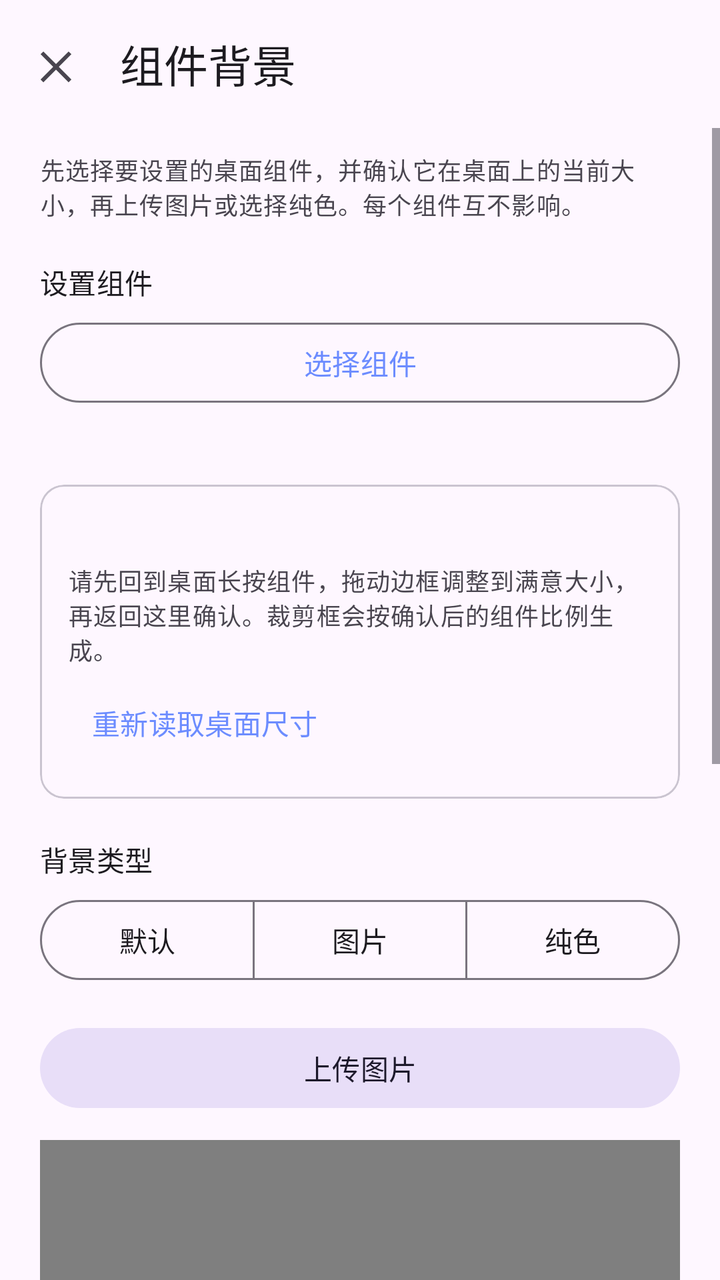
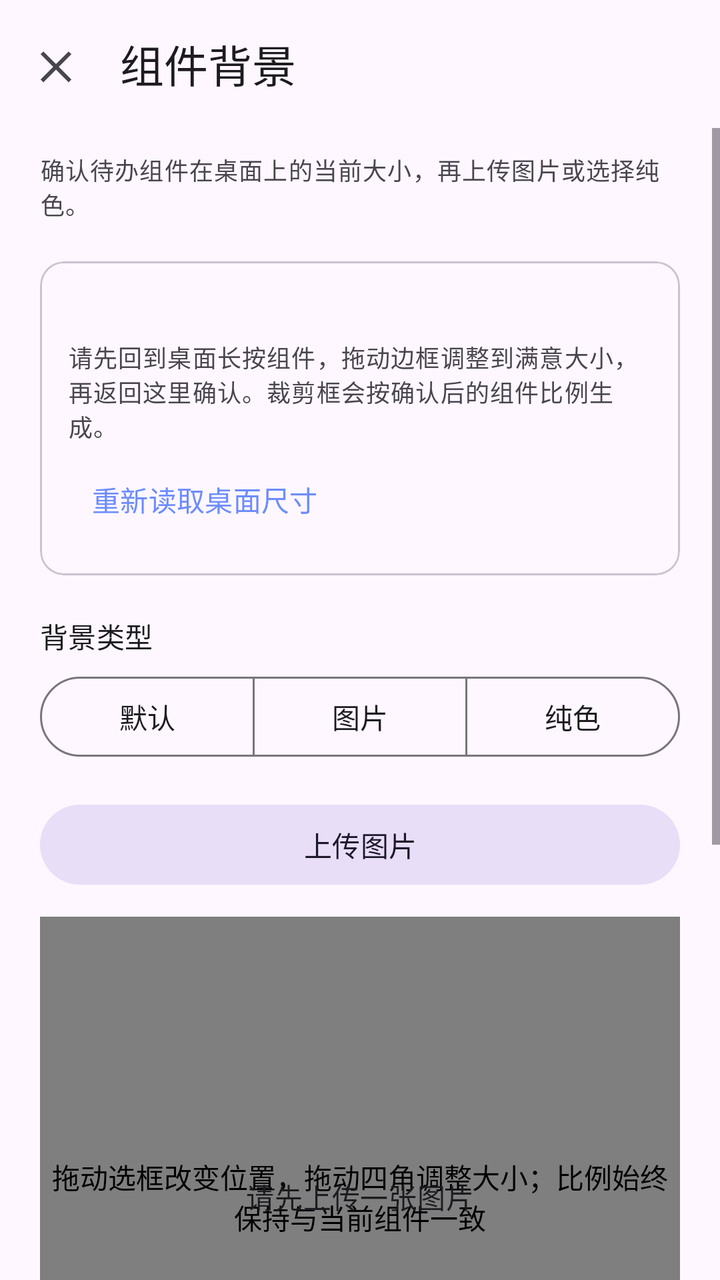

Screens rendered from an Android XML layout before and after an edit, with the pre-edit source and the edit as a unified diff.
<!-- AndroidManifest.xml: application theme Theme.GlassTodo -->
<!-- res/layout/activity_widget_background.xml -->
<?xml version="1.0" encoding="utf-8"?>
<LinearLayout xmlns:android="http://schemas.android.com/apk/res/android"
    xmlns:app="http://schemas.android.com/apk/res-auto"
    android:layout_width="match_parent"
    android:layout_height="match_parent"
    android:orientation="vertical">

    <com.google.android.material.appbar.MaterialToolbar
        android:id="@+id/toolbar"
        android:layout_width="match_parent"
        android:layout_height="?attr/actionBarSize"
        android:background="?attr/colorSurface"
        app:navigationIcon="@drawable/ic_clear"
        app:title="@string/background_setup_title" />

    <ScrollView
        android:layout_width="match_parent"
        android:layout_height="0dp"
        android:layout_weight="1"
        android:clipToPadding="false"
        android:fillViewport="true"
        android:paddingBottom="24dp">

        <LinearLayout
            android:layout_width="match_parent"
            android:layout_height="wrap_content"
            android:orientation="vertical"
            android:paddingStart="20dp"
            android:paddingTop="12dp"
            android:paddingEnd="20dp">

            <TextView
                android:layout_width="match_parent"
                android:layout_height="wrap_content"
                android:text="@string/background_setup_intro"
                android:textAppearance="@style/TextAppearance.Material3.BodySmall" />

            <TextView
                android:layout_width="match_parent"
                android:layout_height="wrap_content"
                android:layout_marginTop="20dp"
                android:text="@string/background_target_label"
                android:textAppearance="@style/TextAppearance.Material3.LabelLarge" />

            <com.google.android.material.button.MaterialButton
                android:id="@+id/btn_select_widget"
                style="@style/Widget.Material3.Button.OutlinedButton"
                android:layout_width="match_parent"
                android:layout_height="wrap_content"
                android:layout_marginTop="6dp"
                android:text="@string/background_select_widget" />

            <TextView
                android:id="@+id/text_target"
                android:layout_width="match_parent"
                android:layout_height="wrap_content"
                android:layout_marginTop="8dp"
                android:textAppearance="@style/TextAppearance.Material3.BodyMedium"
                android:textColor="?attr/colorPrimary"
                android:textStyle="bold" />

            <com.google.android.material.card.MaterialCardView
                android:layout_width="match_parent"
                android:layout_height="wrap_content"
                android:layout_marginTop="10dp"
                app:cardElevation="0dp">

                <LinearLayout
                    android:layout_width="match_parent"
                    android:layout_height="wrap_content"
                    android:orientation="vertical"
                    android:padding="14dp">

                    <TextView
                        android:id="@+id/text_widget_size"
                        android:layout_width="match_parent"
                        android:layout_height="wrap_content"
                        android:textAppearance="@style/TextAppearance.Material3.TitleSmall"
                        android:textStyle="bold" />

                    <TextView
                        android:layout_width="match_parent"
                        android:layout_height="wrap_content"
                        android:layout_marginTop="6dp"
                        android:text="@string/background_size_hint"
                        android:textAppearance="@style/TextAppearance.Material3.BodySmall" />

                    <com.google.android.material.button.MaterialButton
                        android:id="@+id/btn_refresh_size"
                        style="@style/Widget.Material3.Button.TextButton"
                        android:layout_width="wrap_content"
                        android:layout_height="wrap_content"
                        android:layout_marginTop="4dp"
                        android:text="@string/background_refresh_size" />
                </LinearLayout>
            </com.google.android.material.card.MaterialCardView>

            <TextView
                android:layout_width="match_parent"
                android:layout_height="wrap_content"
                android:layout_marginTop="20dp"
                android:text="@string/background_type_label"
                android:textAppearance="@style/TextAppearance.Material3.LabelLarge" />

            <com.google.android.material.button.MaterialButtonToggleGroup
                android:id="@+id/background_type_group"
                android:layout_width="match_parent"
                android:layout_height="wrap_content"
                android:layout_marginTop="6dp"
                app:selectionRequired="true"
                app:singleSelection="true">

                <com.google.android.material.button.MaterialButton
                    android:id="@+id/btn_type_none"
                    style="@style/Widget.Material3.Button.OutlinedButton"
                    android:layout_width="0dp"
                    android:layout_height="wrap_content"
                    android:layout_weight="1"
                    android:text="@string/background_type_none" />

                <com.google.android.material.button.MaterialButton
                    android:id="@+id/btn_type_image"
                    style="@style/Widget.Material3.Button.OutlinedButton"
                    android:layout_width="0dp"
                    android:layout_height="wrap_content"
                    android:layout_weight="1"
                    android:text="@string/background_type_image" />

                <com.google.android.material.button.MaterialButton
                    android:id="@+id/btn_type_color"
                    style="@style/Widget.Material3.Button.OutlinedButton"
                    android:layout_width="0dp"
                    android:layout_height="wrap_content"
                    android:layout_weight="1"
                    android:text="@string/background_type_color" />
            </com.google.android.material.button.MaterialButtonToggleGroup>

            <LinearLayout
                android:id="@+id/image_options"
                android:layout_width="match_parent"
                android:layout_height="wrap_content"
                android:orientation="vertical">

                <com.google.android.material.button.MaterialButton
                    android:id="@+id/btn_import"
                    style="@style/Widget.Material3.Button.TonalButton"
                    android:layout_width="match_parent"
                    android:layout_height="wrap_content"
                    android:layout_marginTop="16dp"
                    android:text="@string/background_upload_image" />

                <FrameLayout
                    android:layout_width="match_parent"
                    android:layout_height="280dp"
                    android:layout_marginTop="12dp"
                    android:background="?attr/colorSurfaceVariant">

                    <com.glass.todo.ui.glass.WallpaperCropView
                        android:id="@+id/crop_view"
                        android:layout_width="match_parent"
                        android:layout_height="match_parent"
                        android:contentDescription="@string/background_crop_hint" />

                    <TextView
                        android:id="@+id/text_empty"
                        android:layout_width="match_parent"
                        android:layout_height="match_parent"
                        android:gravity="center"
                        android:padding="24dp"
                        android:text="@string/background_need_image"
                        android:textAppearance="@style/TextAppearance.Material3.BodyMedium" />
                </FrameLayout>

                <TextView
                    android:layout_width="match_parent"
                    android:layout_height="wrap_content"
                    android:layout_marginTop="8dp"
                    android:text="@string/background_crop_hint"
                    android:textAppearance="@style/TextAppearance.Material3.BodySmall" />

                <com.google.android.material.button.MaterialButton
                    android:id="@+id/btn_preview"
                    style="@style/Widget.Material3.Button.OutlinedButton"
                    android:layout_width="match_parent"
                    android:layout_height="wrap_content"
                    android:layout_marginTop="8dp"
                    android:text="@string/background_preview" />

                <ImageView
                    android:id="@+id/preview_image"
                    android:layout_width="match_parent"
                    android:layout_height="220dp"
                    android:layout_marginTop="10dp"
                    android:background="?attr/colorSurfaceVariant"
                    android:contentDescription="@string/background_preview"
                    android:padding="8dp"
                    android:scaleType="fitCenter"
                    android:visibility="gone" />
            </LinearLayout>

            <LinearLayout
                android:id="@+id/color_options"
                android:layout_width="match_parent"
                android:layout_height="wrap_content"
                android:layout_marginTop="16dp"
                android:orientation="vertical"
                android:visibility="gone">

                <View
                    android:id="@+id/background_color_preview"
                    android:layout_width="match_parent"
                    android:layout_height="72dp"
                    android:background="@drawable/bg_color_preview"
                    android:contentDescription="@string/background_color_preview" />

                <TextView
                    android:id="@+id/text_color_value"
                    android:layout_width="match_parent"
                    android:layout_height="wrap_content"
                    android:layout_marginTop="8dp"
                    android:textAppearance="@style/TextAppearance.Material3.BodyMedium" />

                <com.google.android.material.button.MaterialButton
                    android:id="@+id/btn_pick_color"
                    style="@style/Widget.Material3.Button.TonalButton"
                    android:layout_width="match_parent"
                    android:layout_height="wrap_content"
                    android:layout_marginTop="8dp"
                    android:text="@string/background_pick_color" />
            </LinearLayout>

            <TextView
                android:layout_width="match_parent"
                android:layout_height="wrap_content"
                android:layout_marginTop="16dp"
                android:text="@string/background_static_hint"
                android:textAppearance="@style/TextAppearance.Material3.BodySmall" />

            <ProgressBar
                android:id="@+id/progress"
                style="?android:attr/progressBarStyleHorizontal"
                android:layout_width="match_parent"
                android:layout_height="wrap_content"
                android:layout_marginTop="16dp"
                android:indeterminate="true"
                android:visibility="gone" />

            <LinearLayout
                android:layout_width="match_parent"
                android:layout_height="wrap_content"
                android:layout_marginTop="16dp"
                android:gravity="end"
                android:orientation="horizontal">

                <com.google.android.material.button.MaterialButton
                    android:id="@+id/btn_clear"
                    style="@style/Widget.Material3.Button.TextButton"
                    android:layout_width="wrap_content"
                    android:layout_height="wrap_content"
                    android:layout_marginEnd="8dp"
                    android:text="@string/background_restore_default" />

                <com.google.android.material.button.MaterialButton
                    android:id="@+id/btn_save"
                    android:layout_width="wrap_content"
                    android:layout_height="wrap_content"
                    android:text="@string/background_save" />
            </LinearLayout>

        </LinearLayout>
    </ScrollView>

</LinearLayout>
<!-- resources referenced by this layout -->
<resources>
  <!-- drawable bg_color_preview (drawable) -->
  <?xml version="1.0" encoding="utf-8"?>
  <shape xmlns:android="http://schemas.android.com/apk/res/android"
      android:shape="rectangle">
      <corners android:radius="16dp" />
      <solid android:color="#FFFFFFFF" />
      <stroke
          android:width="1dp"
          android:color="?attr/colorOutline" />
  </shape>
  <!-- drawable ic_clear (drawable) -->
  <?xml version="1.0" encoding="utf-8"?>
  <vector xmlns:android="http://schemas.android.com/apk/res/android"
      android:width="24dp"
      android:height="24dp"
      android:viewportWidth="24"
      android:viewportHeight="24"
      android:tint="?attr/colorControlNormal">
      <path
          android:fillColor="#FF000000"
          android:pathData="M18.3,5.71L12,12.01l-6.3,-6.3l-1.41,1.41l6.3,6.3l-6.3,6.3l1.41,1.41l6.3,-6.3l6.3,6.3l1.41,-1.41l-6.3,-6.3l6.3,-6.3z" />
  </vector>
  <string name="background_color_preview">纯色背景预览</string>
  <string name="background_crop_hint">拖动选框改变位置，拖动四角调整大小；比例始终保持与当前组件一致</string>
  <string name="background_need_image">请先上传一张图片</string>
  <string name="background_pick_color">选择纯色颜色</string>
  <string name="background_preview">预览组件最终效果</string>
  <string name="background_refresh_size">重新读取桌面尺寸</string>
  <string name="background_restore_default">恢复默认</string>
  <string name="background_save">应用背景</string>
  <string name="background_select_widget">选择组件</string>
  <string name="background_setup_intro">先选择要设置的桌面组件，并确认它在桌面上的当前大小，再上传图片或选择纯色。每个组件互不影响。</string>
  <string name="background_setup_title">组件背景</string>
  <string name="background_size_hint">请先回到桌面长按组件，拖动边框调整到满意大小，再返回这里确认。裁剪框会按确认后的组件比例生成。</string>
  <string name="background_static_hint">预览会带上实际待办文字。图片只做裁切，不添加模糊或玻璃效果；组件尺寸改变后裁剪比例会自动更新。</string>
  <string name="background_target_label">设置组件</string>
  <string name="background_type_color">纯色</string>
  <string name="background_type_image">图片</string>
  <string name="background_type_label">背景类型</string>
  <string name="background_type_none">默认</string>
  <string name="background_upload_image">上传图片</string>
  <style name="Theme.GlassTodo" parent="Theme.Material3.DayNight.NoActionBar">
          <item name="colorPrimary">@color/brand_primary</item>
          <item name="colorOnPrimary">@color/brand_on_primary</item>
          <item name="colorSecondary">@color/brand_secondary</item>
          
          <item name="android:statusBarColor">@android:color/transparent</item>
      </style>
  <color name="brand_primary">#FF6C8CFF</color>
  <color name="brand_on_primary">#FFFFFFFF</color>
  <color name="brand_secondary">#FF9BE7D2</color>
</resources>

<!-- the commit's change to res/layout/activity_widget_background.xml (unified diff, before → after) -->
@@ -35,34 +35,10 @@
                 android:text="@string/background_setup_intro"
                 android:textAppearance="@style/TextAppearance.Material3.BodySmall" />
 
-            <TextView
+            <com.google.android.material.card.MaterialCardView
                 android:layout_width="match_parent"
                 android:layout_height="wrap_content"
                 android:layout_marginTop="20dp"
-                android:text="@string/background_target_label"
-                android:textAppearance="@style/TextAppearance.Material3.LabelLarge" />
-
-            <com.google.android.material.button.MaterialButton
-                android:id="@+id/btn_select_widget"
-                style="@style/Widget.Material3.Button.OutlinedButton"
-                android:layout_width="match_parent"
-                android:layout_height="wrap_content"
-                android:layout_marginTop="6dp"
-                android:text="@string/background_select_widget" />
-
-            <TextView
-                android:id="@+id/text_target"
-                android:layout_width="match_parent"
-                android:layout_height="wrap_content"
-                android:layout_marginTop="8dp"
-                android:textAppearance="@style/TextAppearance.Material3.BodyMedium"
-                android:textColor="?attr/colorPrimary"
-                android:textStyle="bold" />
-
-            <com.google.android.material.card.MaterialCardView
-                android:layout_width="match_parent"
-                android:layout_height="wrap_content"
-                android:layout_marginTop="10dp"
                 app:cardElevation="0dp">
 
                 <LinearLayout
<!-- resource entries referenced after the edit -->
@@ -30,12 +30,10 @@
   <string name="background_refresh_size">重新读取桌面尺寸</string>
   <string name="background_restore_default">恢复默认</string>
   <string name="background_save">应用背景</string>
-  <string name="background_select_widget">选择组件</string>
-  <string name="background_setup_intro">先选择要设置的桌面组件，并确认它在桌面上的当前大小，再上传图片或选择纯色。每个组件互不影响。</string>
+  <string name="background_setup_intro">确认待办组件在桌面上的当前大小，再上传图片或选择纯色。</string>
   <string name="background_setup_title">组件背景</string>
   <string name="background_size_hint">请先回到桌面长按组件，拖动边框调整到满意大小，再返回这里确认。裁剪框会按确认后的组件比例生成。</string>
   <string name="background_static_hint">预览会带上实际待办文字。图片只做裁切，不添加模糊或玻璃效果；组件尺寸改变后裁剪比例会自动更新。</string>
-  <string name="background_target_label">设置组件</string>
   <string name="background_type_color">纯色</string>
   <string name="background_type_image">图片</string>
   <string name="background_type_label">背景类型</string>
